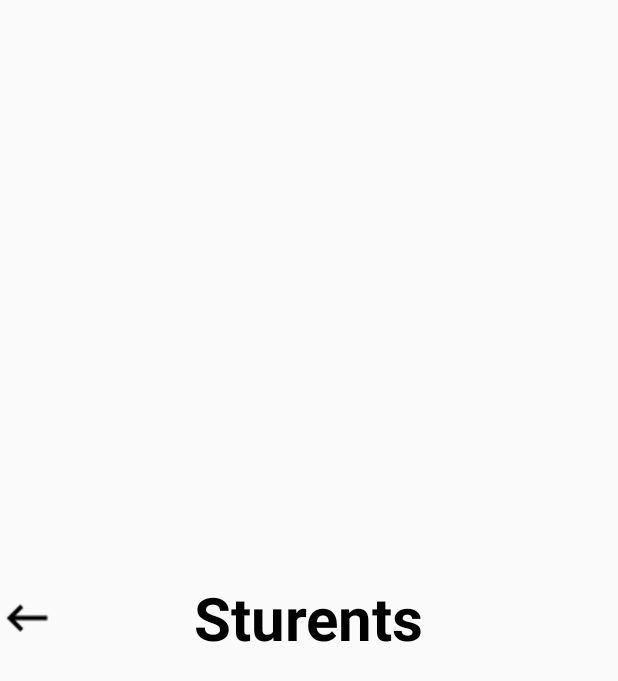
After one commit to JakeJazokas/Sturents, an Android app: the layout top_bar_layout_back.xml on its own in the app's theme, with its tools: preview values and no code run, on a phone screen of 412 x 824 dp. The commit adds this screen. Shown: the top 681 px of the screen. Run offline under Robolectric (Android 15) with nearby library versions, the phone set to English and light mode, and no system bars.

Commit message:
Changed around buttons and added back button

```diff
--- a/Sturents/app/src/main/java/com/rentalcentral/sturents/RentalCardView.java
+++ b/Sturents/app/src/main/java/com/rentalcentral/sturents/RentalCardView.java
@@ -16,9 +16,9 @@ import com.mindorks.placeholderview.annotations.swipe.SwipeInState;
 import com.mindorks.placeholderview.annotations.swipe.SwipeOut;
 import com.mindorks.placeholderview.annotations.swipe.SwipeOutState;
 
-
 @Layout(R.layout.sturents_card_view)
 public class RentalCardView {
+
     @View(R.id.profileImageView)
     private ImageView profileImageView;
 
--- a/Sturents/app/src/main/res/layout/sturents_card_view.xml
+++ b/Sturents/app/src/main/res/layout/sturents_card_view.xml
@@ -53,6 +53,9 @@
                 android:textColor="#333333"
                 android:textSize="14sp"
                 android:textStyle="normal" />
+
         </LinearLayout>
+
     </androidx.cardview.widget.CardView>
+
 </FrameLayout>
--- /dev/null
+++ b/Sturents/app/src/main/res/layout/top_bar_layout_back.xml
@@ -0,0 +1,25 @@
+<?xml version="1.0" encoding="utf-8"?>
+<RelativeLayout xmlns:android="http://schemas.android.com/apk/res/android"
+    android:layout_width="match_parent"
+    android:layout_height="match_parent" >
+
+    <TextView
+        android:layout_width="wrap_content"
+        android:layout_height="wrap_content"
+        android:text="@string/app_name"
+        android:textColor="#000000"
+        android:id="@+id/topBarText2"
+        android:textSize="40sp"
+        android:textStyle="bold"
+        android:layout_centerInParent="true"/>
+
+    <ImageButton
+        android:layout_width="wrap_content"
+        android:layout_height="wrap_content"
+        android:background="@drawable/ic_back"
+        android:layout_alignParentLeft="true"
+        android:layout_centerVertical="true"
+        android:layout_marginTop="10sp"
+        android:id="@+id/topBarButtonBack"/>
+
+</RelativeLayout>
```
Also changed, not shown: Sturents/app/src/main/AndroidManifest.xml (+11 -1 lines), Sturents/app/src/main/java/com/rentalcentral/sturents/MainActivity.java (+12 -5 lines), Sturents/app/src/main/java/com/rentalcentral/sturents/MyListingsActivity.java (+17 -0 lines), Sturents/app/src/main/res/layout/top_bar_layout.xml (+4 -3 lines), Sturents/app/src/main/res/drawable/ic_back.png (added), Sturents/app/src/main/res/drawable/ic_hamburger.png (added), 107 other files.
